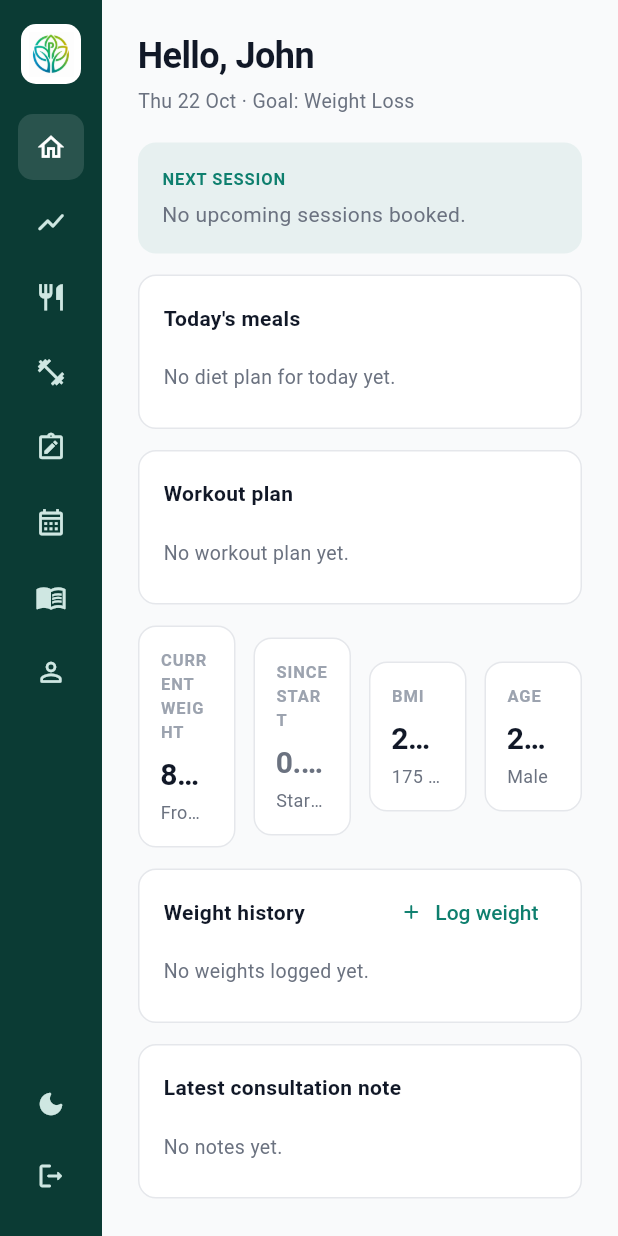
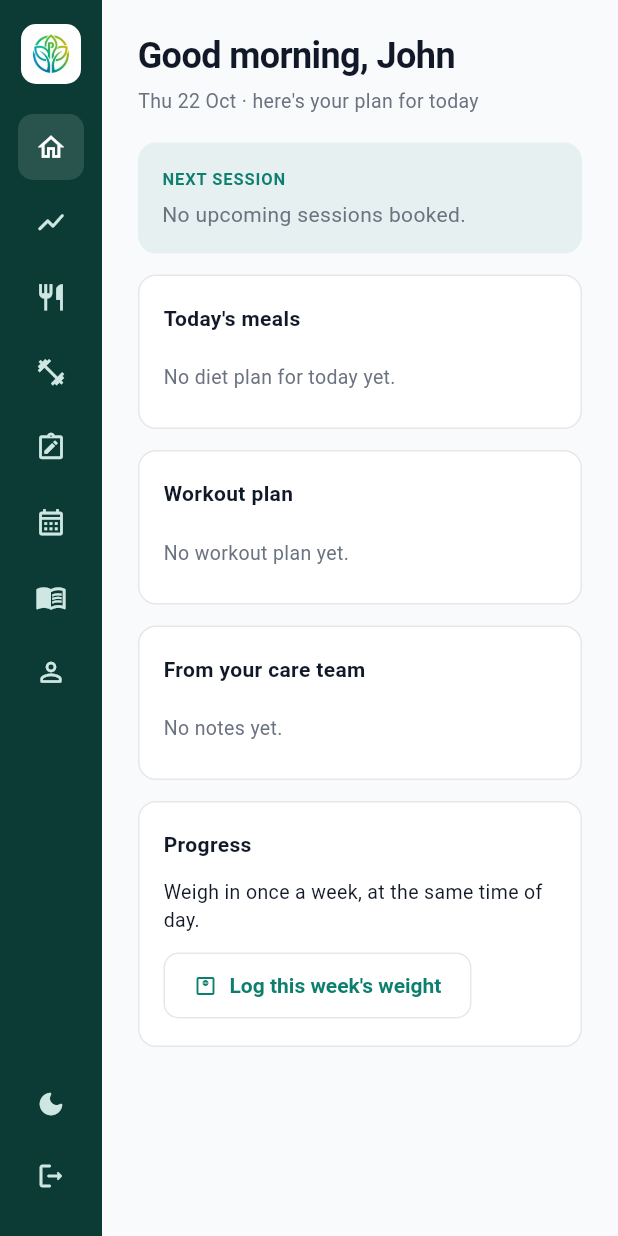
Before and after one commit to sahilmishra247/precon-wellness-web, a Flutter app: the ClientWorkspace screen opened directly with sample values from the repository, on a phone screen of 412 x 824 dp. Run offline on Flutter 3.47's test engine with Material 3 defaults, Android fonts, the phone set to English and light mode, and no system bars; our stand-ins replace dio, shared_preferences; accounts and stored records are empty; network calls fail.

Commit message:
Client home on the website shows today's plan, not weight figures
The client's own desktop home now leads with today's meals and workout,
the next session and the latest note from their care team. Weight
numbers and the chart stay in Progress tracking; a small card invites the
weekly weigh-in instead. Staff still see weight and the chart on each
client's Overview tab.

Co-Authored-By: Claude Opus 5.5 (1M context) <noreply@anthropic.com>
Claude-Session: https://claude.ai/code/session_01FuK3xt7d68UfzregUQqN2f

```diff
--- a/lib/screens/desktop/client_overview.dart
+++ b/lib/screens/desktop/client_overview.dart
@@ -11,15 +11,17 @@ import '../../theme/app_colors.dart';
 import '../../utils/url_helper.dart';
 import '../../widgets/weight_chart.dart';
 
-/// Two-column summary of one client: next session, today's meals and workout
-/// on the left; weight numbers, chart and latest note on the right.
-/// Used as the client's home and as the Overview tab staff see.
+/// Two-column summary of one client.
+/// Staff Overview tab: next session, today's meals and workout on the left;
+/// weight numbers, chart and latest note on the right.
+/// Client home ([clientHome]): today's plan first, with no weight numbers or
+/// chart, so a slow week on the scale is not the first thing a client sees.
 class ClientOverview extends StatefulWidget {
   final Client client;
   final bool isDark;
 
-  /// Shows "Hello, name" above the left column (client's own home).
-  final bool showGreeting;
+  /// The client's own home: greeting and today's plan, no weight figures.
+  final bool clientHome;
 
   /// Opens the Progress section, e.g. to log a weight.
   final VoidCallback? onOpenProgress;
@@ -29,7 +31,7 @@ class ClientOverview extends StatefulWidget {
     super.key,
     required this.client,
     required this.isDark,
-    this.showGreeting = false,
+    this.clientHome = false,
     this.onOpenProgress,
     this.progressActionLabel = 'Open progress',
   });
@@ -99,13 +101,13 @@ class _ClientOverviewState extends State<ClientOverview> {
       onRefresh: _load,
       child: LayoutBuilder(builder: (context, constraints) {
         final wide = constraints.maxWidth >= 820;
-        final left = [
-          if (widget.showGreeting) _greeting(),
-          _nextSession(),
-          _todaysMeals(),
-          _workout(),
-        ];
-        final right = [_numbers(), _chart(), _latestNote()];
+        final home = widget.clientHome;
+        final main = home
+            ? [_greeting(), _todaysMeals(), _workout()]
+            : [_numbers(), _chart(), _latestNote()];
+        final side = home
+            ? [_nextSession(), _latestNote(), _progressPrompt()]
+            : [_nextSession(), _todaysMeals(), _workout()];
 
         return SingleChildScrollView(
           physics: const AlwaysScrollableScrollPhysics(),
@@ -113,13 +115,20 @@ class _ClientOverviewState extends State<ClientOverview> {
           child: wide
               ? Row(
                   crossAxisAlignment: CrossAxisAlignment.start,
-                  children: [
-                    SizedBox(width: 340, child: _stack(left)),
-                    const SizedBox(width: 20),
-                    Expanded(child: _stack(right)),
-                  ],
+                  children: home
+                      ? [
+                          Expanded(child: _stack(main)),
+                          const SizedBox(width: 20),
+                          // Line the side cards up with the first card under the greeting.
+                          SizedBox(width: 340, child: Padding(padding: const EdgeInsets.only(top: 76), child: _stack(side))),
+                        ]
+                      : [
+                          SizedBox(width: 340, child: _stack(side)),
+                          const SizedBox(width: 20),
+                          Expanded(child: _stack(main)),
+                        ],
                 )
-              : _stack([...left, ...right]),
+              : _stack(home ? [main.first, ...side.take(1), ...main.skip(1), ...side.skip(1)] : [...side, ...main]),
         );
       }),
     );
@@ -137,17 +146,20 @@ class _ClientOverviewState extends State<ClientOverview> {
 
   // ── Left column ──────────────────────────────────────────────────────────
 
+  String _salutation(DateTime now) =>
+      now.hour < 12 ? 'Good morning' : (now.hour < 17 ? 'Good afternoon' : 'Good evening');
+
   Widget _greeting() {
     final now = DateTime.now();
     final firstName = widget.client.fullName.split(' ').first;
     return Padding(
       padding: const EdgeInsets.only(bottom: 4),
       child: Column(crossAxisAlignment: CrossAxisAlignment.start, children: [
-        Text('Hello, $firstName',
+        Text('${_salutation(now)}, $firstName',
             style: TextStyle(fontSize: 24, fontWeight: FontWeight.w700, letterSpacing: -0.4, color: AppColors.textPrimary(_dark))),
         const SizedBox(height: 4),
         Text(
-          [_fmtDay(now), if (widget.client.goal.isNotEmpty) 'Goal: ${widget.client.goal}'].join(' · '),
+          "${_fmtDay(now)} · here's your plan for today",
           style: TextStyle(fontSize: 13, color: AppColors.textSecondary(_dark)),
         ),
       ]),
@@ -275,7 +287,7 @@ class _ClientOverviewState extends State<ClientOverview> {
   Widget _latestNote() {
     final note = _notes.isNotEmpty ? _notes.first : null;
     return _card(
-      title: 'Latest consultation note',
+      title: widget.clientHome ? 'From your care team' : 'Latest consultation note',
       trailing: note == null ? null : _muted(_fmtDay(note.createdAt)),
       child: note == null
           ? _empty('No notes yet.')
@@ -287,6 +299,25 @@ class _ClientOverviewState extends State<ClientOverview> {
                 _muted('By ${note.authorName}'),
               ],
             ]),
+    );
+  }
+
+  /// Client home only: an invitation to weigh in, with no figures.
+  Widget _progressPrompt() {
+    return _card(
+      title: 'Progress',
+      child: Column(crossAxisAlignment: CrossAxisAlignment.start, children: [
+        Text('Weigh in once a week, at the same time of day.',
+            style: TextStyle(fontSize: 13, color: AppColors.textPrimary(_dark))),
+        if (widget.onOpenProgress != null) ...[
+          const SizedBox(height: 10),
+          OutlinedButton.icon(
+            onPressed: widget.onOpenProgress,
+            icon: const Icon(Icons.monitor_weight_outlined, size: 16),
+            label: Text(widget.progressActionLabel),
+          ),
+        ],
+      ]),
     );
   }
 
--- a/lib/screens/desktop/client_workspace.dart
+++ b/lib/screens/desktop/client_workspace.dart
@@ -86,9 +86,9 @@ class _ClientWorkspaceState extends State<ClientWorkspace> {
               key: ValueKey('home-$_homeVersion'),
               client: client,
               isDark: isDark,
-              showGreeting: true,
+              clientHome: true,
               onOpenProgress: () => _go(_Section.progress),
-              progressActionLabel: 'Log weight',
+              progressActionLabel: "Log this week's weight",
             ),
           ),
         );
```
